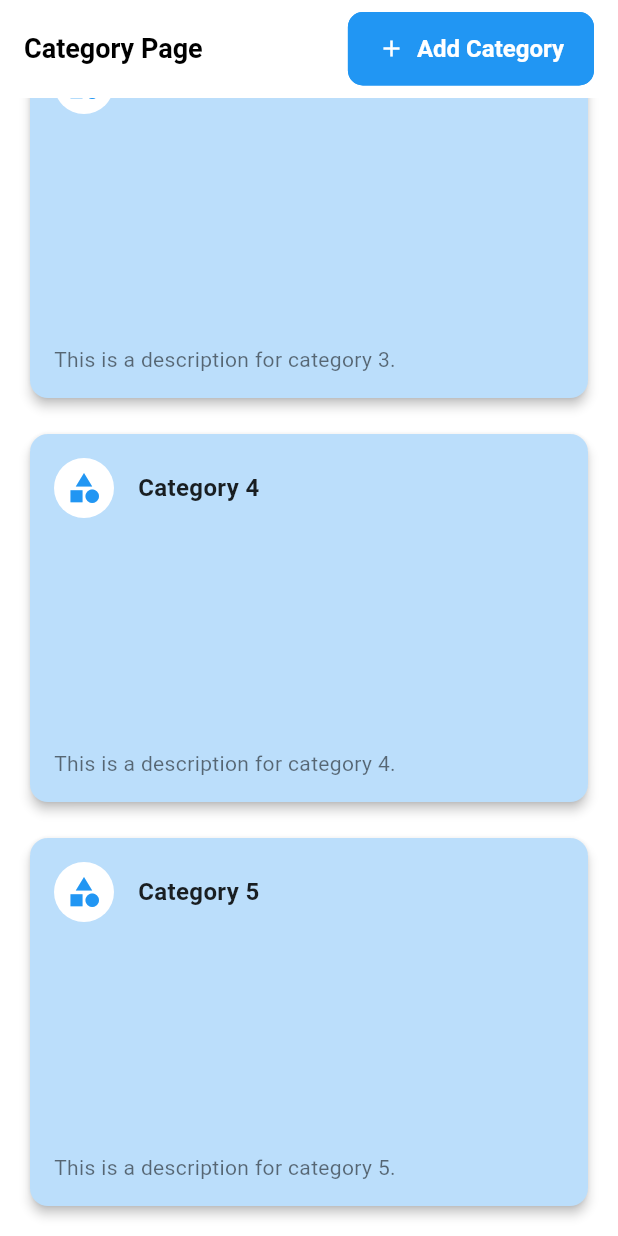
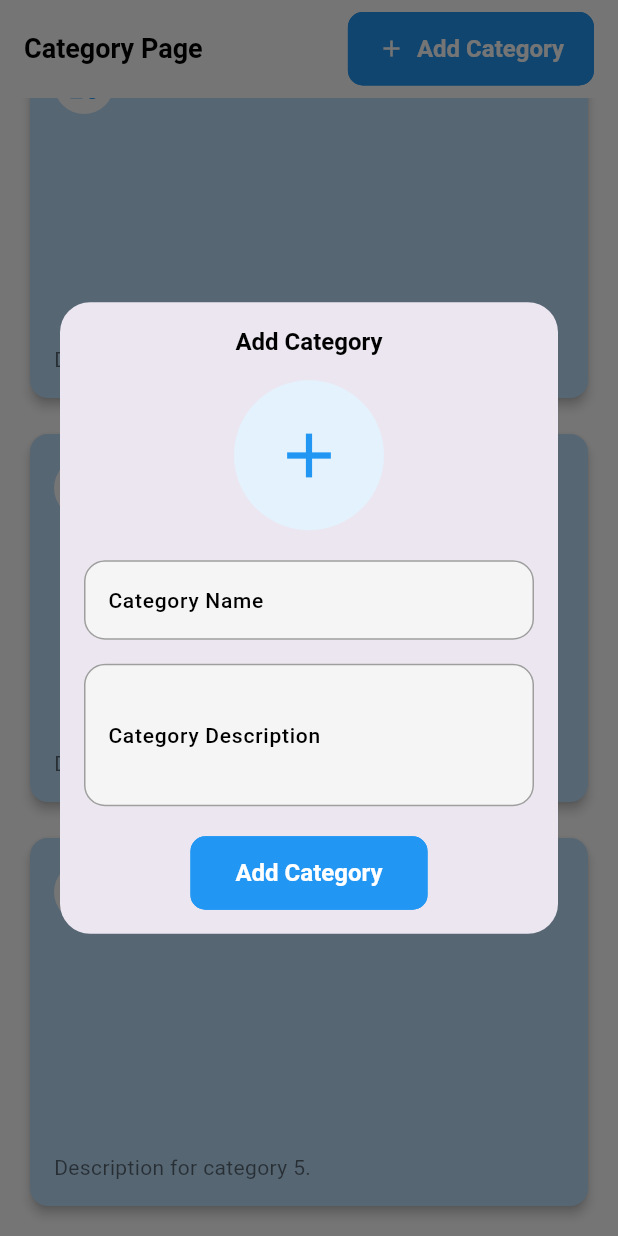
Before and after one commit to syedkashanzikra/laptop_harbour, a Flutter app: the ViewCategoryScreen screen opened directly, scrolled down 873 dp, after a tap on "Add Category", on a phone screen of 412 x 824 dp. Run offline on Flutter 3.47's test engine with Material 3 defaults, Android fonts, the light colour scheme and no system bars; our stand-ins replace cached_network_image, carousel_slider, cloud_firestore, connectivity_plus, firebase_auth, firebase_core and 19 more; missing offline and left inert: clipboard, flutter_iconpicker; accounts and stored records are empty; Roboto replaces fonts that are missing (Poppins); project files that could hold a hidden picture were left out.

Commit message:
category creation and modal changes

```diff
--- /dev/null
+++ b/lib/admin/screens/category/categorycard.dart
@@ -0,0 +1,69 @@
+import 'package:flutter/material.dart';
+import '../../constants.dart';
+
+
+class CategoryCard extends StatelessWidget {
+  final IconData icon;
+  final String title;
+  final String description;
+  final Color color;
+
+  const CategoryCard({
+    Key? key,
+    required this.icon,
+    required this.title,
+    required this.description,
+    required this.color,
+  }) : super(key: key);
+
+  @override
+  Widget build(BuildContext context) {
+    return Card(
+      elevation: 3,
+      shape: RoundedRectangleBorder(
+        borderRadius: BorderRadius.circular(12),
+      ),
+      color: color,
+      child: Padding(
+        padding: const EdgeInsets.all(defaultPadding),
+        child: Column(
+          crossAxisAlignment: CrossAxisAlignment.start,
+          children: [
+            Row(
+              children: [
+                CircleAvatar(
+                  backgroundColor: Colors.white,
+                  child: Icon(
+                    icon,
+                    color: Colors.blue,
+                  ),
+                ),
+                SizedBox(width: defaultPadding),
+                Expanded(
+                  child: Text(
+                    title,
+                    style: TextStyle(
+                      fontWeight: FontWeight.bold,
+                      fontSize: 16,
+                      color: Colors.black87,
+                    ),
+                  ),
+                ),
+              ],
+            ),
+            Spacer(),
+            Text(
+              description,
+              style: TextStyle(
+                color: Colors.black54,
+                fontSize: 14,
+              ),
+              maxLines: 2,
+              overflow: TextOverflow.ellipsis,
+            ),
+          ],
+        ),
+      ),
+    );
+  }
+}
--- /dev/null
+++ b/lib/admin/screens/category/categorymodal.dart
@@ -0,0 +1,170 @@
+import 'package:flutter/material.dart';
+import 'package:flutter_iconpicker/Models/configuration.dart';
+import 'package:flutter_iconpicker/flutter_iconpicker.dart';
+import 'package:flutter_form_builder/flutter_form_builder.dart';
+import 'package:firebase_database/firebase_database.dart'; // Import Firebase Realtime Database
+
+class AddCategoryDialog extends StatefulWidget {
+  @override
+  _AddCategoryDialogState createState() => _AddCategoryDialogState();
+}
+
+class _AddCategoryDialogState extends State<AddCategoryDialog> {
+  IconData? selectedIcon; // Stores the selected icon
+  final TextEditingController nameController = TextEditingController();
+  final TextEditingController descriptionController = TextEditingController();
+
+  final DatabaseReference dbRef =
+      FirebaseDatabase.instance.ref("Categories"); // Reference to Firebase DB
+
+  void _pickIcon() async {
+    IconPickerIcon? icon = await showIconPicker(
+      context,
+      configuration: SinglePickerConfiguration(
+        iconPackModes: [IconPack.material],
+      ),
+    );
+
+    if (icon != null) {
+      setState(() {
+        selectedIcon = icon.data; // Use the selected icon
+      });
+    }
+  }
+
+  void _addCategory() async {
+    // Ensure required fields are filled
+    if (nameController.text.isEmpty ||
+        descriptionController.text.isEmpty ||
+        selectedIcon == null) {
+      ScaffoldMessenger.of(context).showSnackBar(
+        SnackBar(
+          content: Text("Please fill all fields and select an icon"),
+          backgroundColor: Colors.red,
+        ),
+      );
+      return;
+    }
+
+    // Add category to Firebase Realtime Database
+    try {
+      await dbRef.push().set({
+        "name": nameController.text,
+        "description": descriptionController.text,
+        "icon": selectedIcon!.codePoint, // Store icon's codePoint
+      });
+
+      // Show success snackbar
+      ScaffoldMessenger.of(context).showSnackBar(
+        SnackBar(
+          content: Text("Category added successfully!"),
+          backgroundColor: Colors.green,
+        ),
+      );
+
+      // Clear fields and close dialog
+      nameController.clear();
+      descriptionController.clear();
+      setState(() {
+        selectedIcon = null;
+      });
+
+      Navigator.pop(context);
+    } catch (error) {
+      // Handle errors
+      ScaffoldMessenger.of(context).showSnackBar(
+        SnackBar(
+          content: Text("Failed to add category: $error"),
+          backgroundColor: Colors.red,
+        ),
+      );
+    }
+  }
+
+  @override
+  Widget build(BuildContext context) {
+    return Dialog(
+      shape: RoundedRectangleBorder(
+        borderRadius: BorderRadius.circular(20),
+      ),
+      child: Padding(
+        padding: const EdgeInsets.all(16.0),
+        child: SingleChildScrollView(
+          child: Column(
+            mainAxisSize: MainAxisSize.min,
+            children: [
+              Text(
+                "Add Category",
+                style: Theme.of(context).textTheme.titleLarge?.copyWith(
+                      fontWeight: FontWeight.bold,
+                    ),
+              ),
+              SizedBox(height: 16),
+              GestureDetector(
+                onTap: _pickIcon,
+                child: CircleAvatar(
+                  radius: 50,
+                  backgroundColor: Colors.blue.shade50,
+                  child: Icon(
+                    selectedIcon ?? Icons.add,
+                    size: 50,
+                    color: Colors.blue,
+                  ),
+                ),
+              ),
+              SizedBox(height: 20),
+              FormBuilderTextField(
+                name: "categoryName",
+                controller: nameController,
+                decoration: InputDecoration(
+                  labelText: "Category Name",
+                  floatingLabelStyle: TextStyle(
+                    color: Colors.black, // Keep label black when focused
+                  ),
+                  labelStyle: TextStyle(color: Colors.black),
+                  border: OutlineInputBorder(
+                    borderRadius: BorderRadius.circular(10),
+                  ),
+                  filled: true,
+                  fillColor: Colors.grey.shade100,
+                ),
+              ),
+              SizedBox(height: 16),
+              FormBuilderTextField(
+                name: "categoryDescription",
+                controller: descriptionController,
+                maxLines: 3,
+                decoration: InputDecoration(
+                  labelText: "Category Description",
+                  floatingLabelStyle: TextStyle(
+                    color: Colors.black, // Keep label black when focused
+                  ),
+                  labelStyle: TextStyle(color: Colors.black),
+                  border: OutlineInputBorder(
+                    borderRadius: BorderRadius.circular(10),
+                  ),
+                  filled: true,
+                  fillColor: Colors.grey.shade100,
+                ),
+              ),
+              SizedBox(height: 20),
+              ElevatedButton(
+                onPressed: _addCategory, // Call _addCategory on button press
+                style: ElevatedButton.styleFrom(
+                  padding: EdgeInsets.symmetric(
+                    vertical: 15,
+                    horizontal: 30,
+                  ),
+                  shape: RoundedRectangleBorder(
+                    borderRadius: BorderRadius.circular(10),
+                  ),
+                ),
+                child: Text("Add Category"),
+              ),
+            ],
+          ),
+        ),
+      ),
+    );
+  }
+}
--- a/lib/admin/screens/category/viewcategory.dart
+++ b/lib/admin/screens/category/viewcategory.dart
@@ -1,5 +1,7 @@
 import 'package:flutter/material.dart';
 import 'package:lhstore/admin/responsive.dart';
+import 'package:lhstore/admin/screens/category/categorycard.dart';
+import 'package:lhstore/admin/screens/category/categorymodal.dart';
 import '../../constants.dart';
 import 'package:lhstore/admin/screens/main/components/side_menu.dart';
 
@@ -31,7 +33,7 @@ class ViewCategoryScreen extends StatelessWidget {
                   ),
                   ElevatedButton.icon(
                     onPressed: () {
-                      print("Add Category button clicked");
+                      _showAddCategoryDialog(context); // Opens modal dialog
                     },
                     icon: Icon(Icons.add),
                     label: Text("Add Category"),
@@ -62,7 +64,7 @@ class ViewCategoryScreen extends StatelessWidget {
                   return CategoryCard(
                     icon: Icons.category, // Example icon
                     title: "Category $index",
-                    description: "This is a description for category $index.",
+                    description: "Description for category $index.",
                     color: Colors.blue.shade100, // Example color
                   );
                 },
@@ -73,70 +75,14 @@ class ViewCategoryScreen extends StatelessWidget {
       ),
     );
   }
-}
 
-class CategoryCard extends StatelessWidget {
-  final IconData icon;
-  final String title;
-  final String description;
-  final Color color;
-
-  const CategoryCard({
-    Key? key,
-    required this.icon,
-    required this.title,
-    required this.description,
-    required this.color,
-  }) : super(key: key);
-
-  @override
-  Widget build(BuildContext context) {
-    return Card(
-      elevation: 3,
-      shape: RoundedRectangleBorder(
-        borderRadius: BorderRadius.circular(12),
-      ),
-      color: color,
-      child: Padding(
-        padding: const EdgeInsets.all(defaultPadding),
-        child: Column(
-          crossAxisAlignment: CrossAxisAlignment.start,
-          children: [
-            Row(
-              children: [
-                CircleAvatar(
-                  backgroundColor: Colors.white,
-                  child: Icon(
-                    icon,
-                    color: Colors.blue,
-                  ),
-                ),
-                SizedBox(width: defaultPadding),
-                Expanded(
-                  child: Text(
-                    title,
-                    style: TextStyle(
-                      fontWeight: FontWeight.bold,
-                      fontSize: 16,
-                      color: Colors.black87,
-                    ),
-                  ),
-                ),
-              ],
-            ),
-            Spacer(),
-            Text(
-              description,
-              style: TextStyle(
-                color: Colors.black54,
-                fontSize: 14,
-              ),
-              maxLines: 2,
-              overflow: TextOverflow.ellipsis,
-            ),
-          ],
-        ),
-      ),
+  // Modal Dialog for Adding a Category
+  void _showAddCategoryDialog(BuildContext context) {
+    showDialog(
+      context: context,
+      builder: (context) {
+        return AddCategoryDialog();
+      },
     );
   }
 }
--- a/pubspec.yaml
+++ b/pubspec.yaml
@@ -41,6 +41,9 @@ dependencies:
   curved_navigation_bar: ^1.0.3
   flutter_launcher_icons: ^0.14.1
   rive: ^0.13.17
+  flutter_iconpicker: ^4.0.1
+  flutter_form_builder: ^9.5.0
+  firebase_database: ^11.1.6
 dev_dependencies:
   flutter_test:
     sdk: flutter
```
